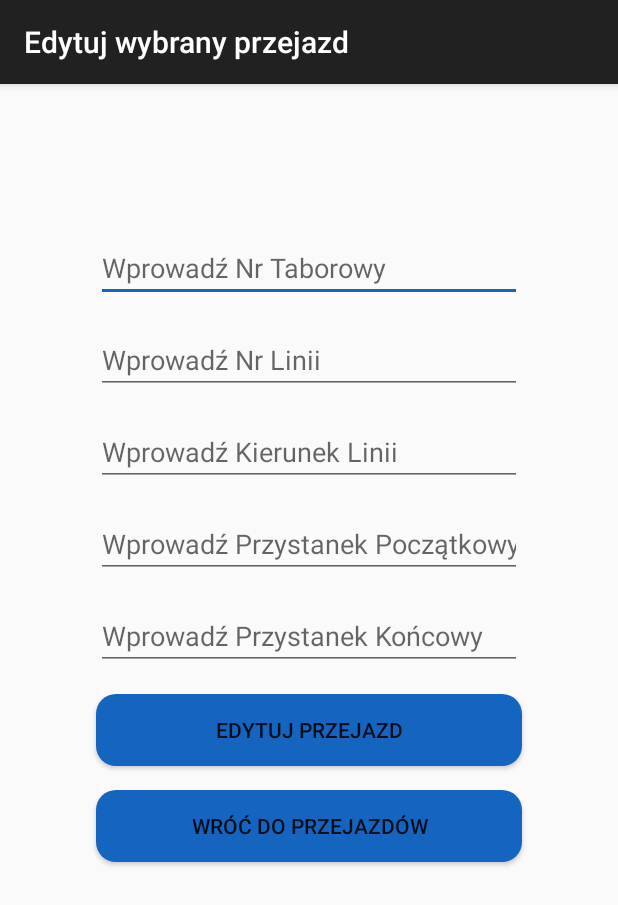
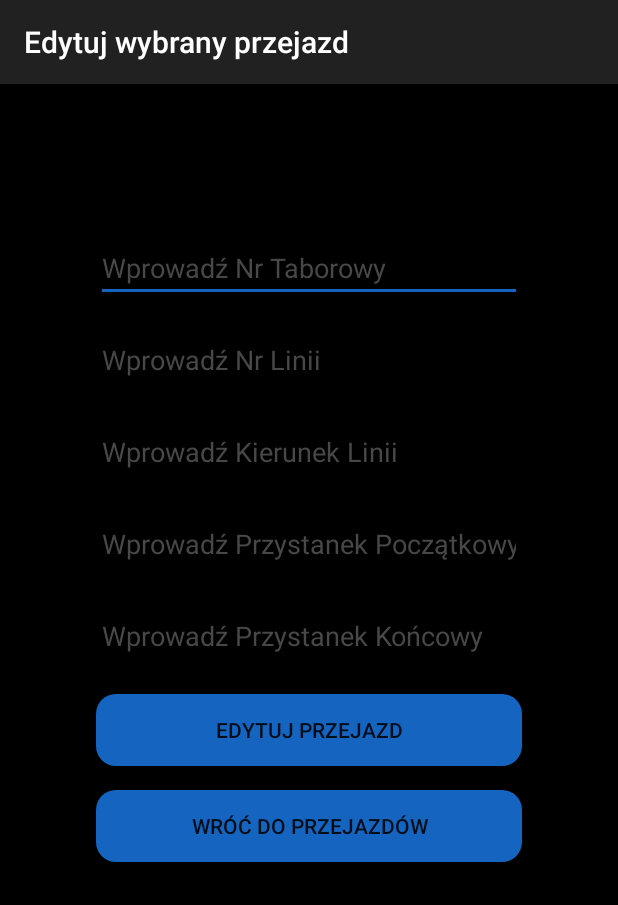
Before and after one commit to Kamilos15ppp/Przejazdy, an Android app: the EditTransit screen opened directly, with no data from a screen before it, on a phone screen of 412 x 824 dp. Shown: the top 905 px of the screen. Run offline under Robolectric (Android 15) with nearby library versions, the phone set to English and light mode, and no system bars; libraries missing offline, so code that uses them is left out: com.parse, com.shashank.sony.

Commit message:
Little corrections in edit transit activity

```diff
--- a/app/src/main/java/com/example/przejazdy/AddTransit.java
+++ b/app/src/main/java/com/example/przejazdy/AddTransit.java
@@ -187,7 +187,11 @@ public class AddTransit extends Fragment implements AdapterView.OnItemClickListe
 
                             i++;
                         }
-                        arrayList.add("Ilość rekordów: " + i + ", Data: " + currentDate);
+                        //arrayList.add("Ilość rekordów: " + i + ", Data: " + currentDate);
+                        FancyToast.makeText(getContext(),
+                                "Ilość rekordów: " + i + "\n Data: " + currentDate,
+                                Toast.LENGTH_LONG, FancyToast.INFO,
+                                false).show();
                         listView.setAdapter(arrayAdapter);
                         listView.setVisibility(View.VISIBLE);
 
--- a/app/src/main/res/layout/activity_edit_transit.xml
+++ b/app/src/main/res/layout/activity_edit_transit.xml
@@ -4,7 +4,8 @@
     xmlns:tools="http://schemas.android.com/tools"
     android:layout_width="match_parent"
     android:layout_height="match_parent"
-    tools:context=".EditTransit">
+    tools:context=".EditTransit"
+    android:background="@color/colorPrimaryDark2">
 
     <EditText
         android:id="@+id/edtTabNumEdit"
@@ -16,6 +17,9 @@
         android:ems="10"
         android:hint="@string/edt_hint_bus_tram_relic_tab_num"
         android:inputType="textPersonName"
+        android:textColor="#FFFFFF"
+        android:textColorHighlight="#039BE5"
+        android:textColorHint="#484848"
         app:layout_constraintEnd_toEndOf="parent"
         app:layout_constraintStart_toStartOf="parent"
         app:layout_constraintTop_toTopOf="parent" />
@@ -30,6 +34,9 @@
         android:ems="10"
         android:hint="@string/edt_hint_bus_line_num"
         android:inputType="textPersonName"
+        android:textColor="#FFFFFF"
+        android:textColorHighlight="#039BE5"
+        android:textColorHint="#484848"
         app:layout_constraintEnd_toEndOf="parent"
         app:layout_constraintStart_toStartOf="parent"
         app:layout_constraintTop_toBottomOf="@+id/edtTabNumEdit" />
@@ -44,6 +51,9 @@
         android:ems="10"
         android:hint="@string/edt_hint_bus_direction"
         android:inputType="textPersonName"
+        android:textColor="#FFFFFF"
+        android:textColorHighlight="#039BE5"
+        android:textColorHint="#484848"
         app:layout_constraintEnd_toEndOf="parent"
         app:layout_constraintStart_toStartOf="parent"
         app:layout_constraintTop_toBottomOf="@+id/edtLineNumEdit" />
@@ -58,6 +68,9 @@
         android:ems="10"
         android:hint="@string/edt_hint_bus_first"
         android:inputType="textPersonName"
+        android:textColor="#FFFFFF"
+        android:textColorHighlight="#039BE5"
+        android:textColorHint="#484848"
         app:layout_constraintEnd_toEndOf="parent"
         app:layout_constraintStart_toStartOf="parent"
         app:layout_constraintTop_toBottomOf="@+id/edtDirectionEdit" />
@@ -72,6 +85,9 @@
         android:ems="10"
         android:hint="@string/edt_hint_bus_last"
         android:inputType="textPersonName"
+        android:textColor="#FFFFFF"
+        android:textColorHighlight="#039BE5"
+        android:textColorHint="#484848"
         app:layout_constraintEnd_toEndOf="parent"
         app:layout_constraintStart_toStartOf="parent"
         app:layout_constraintTop_toBottomOf="@+id/edtFirstEdit" />
```
